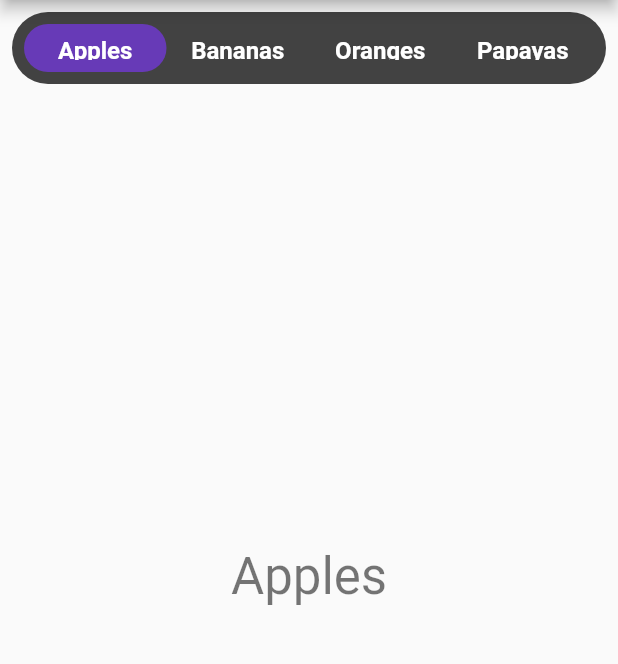
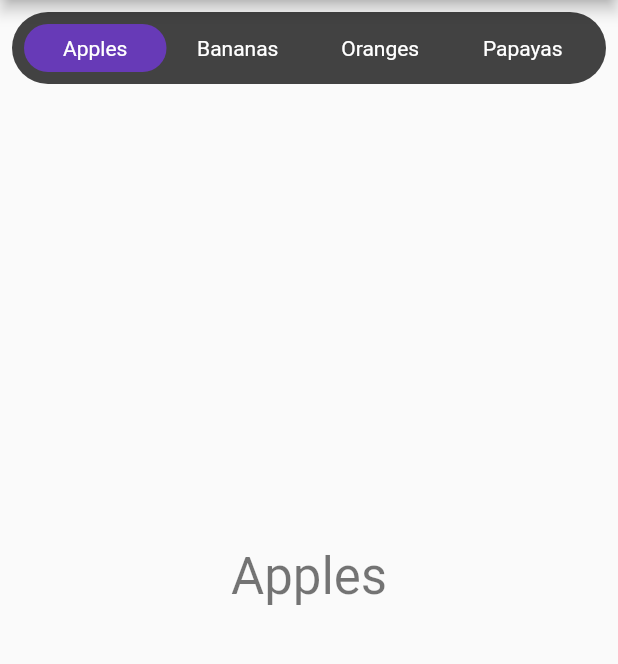
Before and after one commit to adithyaxx/toggle_bar, a Flutter app: the screen it shows after launch, on a phone screen of 412 x 824 dp, the part 84-748 px from its top. Run offline on Flutter 3.47's test engine with Material 2 defaults, Android fonts, the phone set to English and light mode, and no system bars.

Commit message:
Release 0.0.2

```diff
--- a/lib/toggle_bar.dart
+++ b/lib/toggle_bar.dart
@@ -5,9 +5,30 @@ import 'dart:collection';
 import 'package:flutter/material.dart';
 import 'package:flutter/widgets.dart';
 
+/// A horizontal bar of toggle tabs with customisable colors and labels.
+///
+/// The provided list of labels are laid out as tabs in a horizontal manner. The states of the tabs
+/// are handled internally and the index of the selected tab is updated via [onSelectionUpdated].
 class ToggleBar extends StatefulWidget {
-  final Color backgroundColor, selectedTabColor, selectedTextColor, textColor;
+  /// TextStyle for the labels.
+  final TextStyle labelTextStyle;
+
+  /// Background color of the toggle bar.
+  final Color backgroundColor;
+
+  /// Color of the selected tab.
+  final Color selectedTabColor;
+
+  /// Color of text in the selected tab. This will override [color] in [labelTextStyle].
+  final Color selectedTextColor;
+
+  /// Color of text in unselected tabs. If the tab is selected, text color will be overriden by [selectedTextColor].
+  final Color textColor;
+
+  /// Labels to be displayed as tabs in the toggle bar.
   final List<String> labels;
+
+  /// Callback function which returns the index of the currently selected tab.
   final Function(int) onSelectionUpdated;
 
   ToggleBar(
@@ -16,6 +37,7 @@ class ToggleBar extends StatefulWidget {
       this.selectedTabColor = Colors.deepPurple,
       this.selectedTextColor = Colors.white,
       this.textColor = Colors.white,
+      this.labelTextStyle = const TextStyle(),
       this.onSelectionUpdated});
 
   @override
@@ -33,6 +55,7 @@ class _ToggleBarState extends State<ToggleBar> {
     _hashMap = LinkedHashMap.fromIterable(widget.labels,
         value: (value) => value = false);
     _hashMap[widget.labels[0]] = true;
+
     super.initState();
   }
 
@@ -48,6 +71,7 @@ class _ToggleBarState extends State<ToggleBar> {
         child: ListView.builder(
           itemCount: widget.labels.length,
           scrollDirection: Axis.horizontal,
+          physics: NeverScrollableScrollPhysics(),
           itemBuilder: (context, index) {
             return GestureDetector(
                 child: Container(
@@ -55,16 +79,12 @@ class _ToggleBarState extends State<ToggleBar> {
                         widget.labels.length,
                     padding:
                         EdgeInsets.only(left: 8, right: 8, top: 8, bottom: 8),
-                    child: Text(
-                      _hashMap.keys.elementAt(index),
-                      textAlign: TextAlign.center,
-                      style: TextStyle(
-                          fontSize: 16,
-                          fontWeight: FontWeight.bold,
-                          color: _hashMap.values.elementAt(index)
-                              ? widget.selectedTextColor
-                              : widget.textColor),
-                    ),
+                    child: Text(_hashMap.keys.elementAt(index),
+                        textAlign: TextAlign.center,
+                        style: widget.labelTextStyle.apply(
+                            color: _hashMap.values.elementAt(index)
+                                ? widget.selectedTextColor
+                                : widget.textColor)),
                     decoration: BoxDecoration(
                         color: _hashMap.values.elementAt(index)
                             ? widget.selectedTabColor
@@ -76,7 +96,7 @@ class _ToggleBarState extends State<ToggleBar> {
                                       (MediaQuery.of(context).size.width - 32)))
                               .round() -
                           1)
-                      .clamp(0, 6);
+                      .clamp(0, widget.labels.length);
 
                   if (calculatedIndex != _selectedIndex) {
                     _updateSelection(calculatedIndex);
--- a/pubspec.yaml
+++ b/pubspec.yaml
@@ -1,6 +1,6 @@
 name: toggle_bar
-description: A horizontal bar of toggle buttons with customisable colors and labels.
-version: 0.0.1
+description: A horizontal bar of toggle tabs with customisable colors and labels.
+version: 0.0.2
 author: Prem Adithya <hello@adithya.pw>
 homepage: https://github.com/adithyaxx/toggle_bar
 
```
Also changed, not shown: 2 other files.
